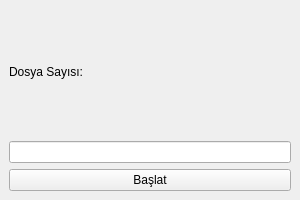
Before: the Qt Designer form dosyalar.ui in asalihseckin/ProgressBarPython, drawn with Qt 5.
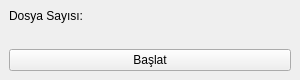
After: the same form once the commit is applied.

What changed in the file:
```diff
--- a/dosyalar.ui
+++ b/dosyalar.ui
@@ -7,7 +7,7 @@
         <x>0</x>
         <y>0</y>
         <width>300</width>
-        <height>200</height>
+        <height>50</height>
       </rect>
     </property>
     <property name="windowTitle">
@@ -23,7 +23,7 @@
           </widget>
         </item>
         <item>
-          <widget class="QLineEdit" name="dosyaSayisiEdit" readonly="true"/>
+          <widget class="QLabel" name="dosyaSayisiEdit" readonly="true"/>
         </item>
         <item>
           <widget class="QPushButton" name="startButton">
```
